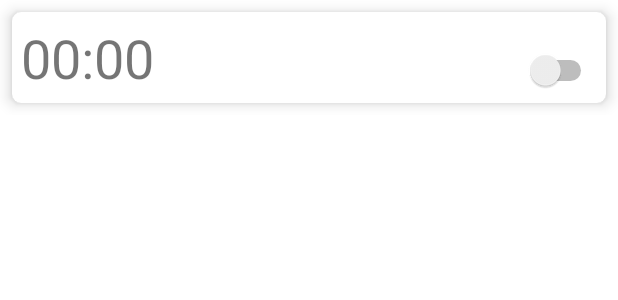
After one commit to thai96/Assignment, an Android app: the layout item_alarm.xml on its own in the app's theme, with its tools: preview values and no code run, on a phone screen of 412 x 824 dp. The commit adds this screen. Shown: the top 300 px of the screen. Run offline under Robolectric (Android 15) with nearby library versions, the phone set to English and light mode, and no system bars.

Commit message:
Update code :)

```diff
--- a/app/src/main/java/com/example/assignment/data/Alarm.java
+++ b/app/src/main/java/com/example/assignment/Alarm.java
@@ -1,4 +1,4 @@
-package com.example.assignment.data;
+package com.example.assignment;
 
 import static com.example.assignment.AlarmBroadcastReceiver.FRIDAY;
 import static com.example.assignment.AlarmBroadcastReceiver.MONDAY;
--- a/app/src/main/java/com/example/assignment/create_alarm/CreateAlarmFragment.java
+++ b/app/src/main/java/com/example/assignment/CreateAlarmFragment.java
@@ -1,4 +1,4 @@
-package com.example.assignment.create_alarm;
+package com.example.assignment;
 
 import android.arch.lifecycle.ViewModelProviders;
 import android.os.Bundle;
@@ -16,9 +16,6 @@ import androidx.annotation.NonNull;
 import androidx.annotation.Nullable;
 import androidx.fragment.app.Fragment;
 import androidx.navigation.Navigation;
-
-import com.example.assignment.data.Alarm;
-import com.example.assignment.R;
 
 import java.util.Random;
 
--- a/app/src/main/java/com/example/assignment/create_alarm/TimePickerUtil.java
+++ b/app/src/main/java/com/example/assignment/TimePickerUtil.java
@@ -1,4 +1,4 @@
-package com.example.assignment.create_alarm;
+package com.example.assignment;
 
 import android.os.Build;
 import android.widget.TimePicker;
--- a/app/src/main/java/com/example/assignment/alarms_list/OnToggleAlarmListener.java
+++ b/app/src/main/java/com/example/assignment/alarms_list/OnToggleAlarmListener.java
@@ -1,6 +1,6 @@
 package com.example.assignment.alarms_list;
 
-import com.example.assignment.data.Alarm;
+import com.example.assignment.Alarm;
 
 public interface OnToggleAlarmListener {
     void onToggle(Alarm alarm);
--- /dev/null
+++ b/app/src/main/res/layout/item_alarm.xml
@@ -0,0 +1,64 @@
+<?xml version="1.0" encoding="utf-8"?>
+<LinearLayout xmlns:android="http://schemas.android.com/apk/res/android"
+    android:layout_width="match_parent"
+    android:layout_height="wrap_content"
+    xmlns:app="http://schemas.android.com/apk/res-auto">
+
+    <androidx.cardview.widget.CardView
+        android:layout_width="match_parent"
+        android:layout_height="wrap_content"
+        app:cardCornerRadius="6dp"
+        app:cardElevation="6dp"
+        android:layout_margin="8dp">
+
+        <LinearLayout
+            android:layout_width="match_parent"
+            android:layout_height="wrap_content"
+            android:orientation="horizontal"
+            android:padding="6dp">
+
+            <TextView
+                android:id="@+id/item_alarm_time"
+                android:layout_width="wrap_content"
+                android:layout_height="wrap_content"
+                android:text="00:00"
+                android:textSize="36sp"/>
+
+            <ImageView
+                android:layout_width="wrap_content"
+                android:layout_height="wrap_content"
+                android:id="@+id/item_alarm_recurring"
+                android:layout_margin="2dp"/>
+
+            <LinearLayout
+                android:layout_width="wrap_content"
+                android:layout_height="wrap_content"
+                android:orientation="vertical"
+                android:layout_margin="2dp">
+
+                <TextView
+                    android:id="@+id/item_alarm_recurringDays"
+                    android:layout_width="wrap_content"
+                    android:layout_height="wrap_content"
+                    android:textSize="10sp" />
+
+                <TextView
+                    android:id="@+id/item_alarm_title"
+                    android:layout_width="wrap_content"
+                    android:layout_height="wrap_content"
+                    android:textSize="12sp"/>
+
+            </LinearLayout>
+
+            <Switch
+                android:id="@+id/item_alarm_started"
+                android:layout_width="wrap_content"
+                android:layout_height="wrap_content"
+                android:layout_weight="1" />
+
+        </LinearLayout>
+
+    </androidx.cardview.widget.CardView>
+
+
+</LinearLayout>
```
Also changed, not shown: app/src/main/java/com/example/assignment/AlarmDao.java (added, +24 -0 lines), app/src/main/java/com/example/assignment/AlarmDatabase.java (added, +34 -0 lines), app/src/main/java/com/example/assignment/AlarmRepository.java (added, +34 -0 lines), app/src/main/java/com/example/assignment/alarms_list/AlarmListFragment.java (+26 -3 lines), app/src/main/java/com/example/assignment/alarms_list/AlarmRecyclerViewAdapter.java (+39 -1 lines), app/src/main/java/com/example/assignment/alarms_list/AlarmViewHolder.java (added, +60 -0 lines), app/src/main/java/com/example/assignment/alarms_list/AlarmsListViewModel.java (+29 -1 lines), app/src/main/res/drawable/ic_looks_one_black_24dp.xml (added, +10 -0 lines), app/src/main/res/drawable/ic_repeat_black_24dp.xml (added, +9 -0 lines).
